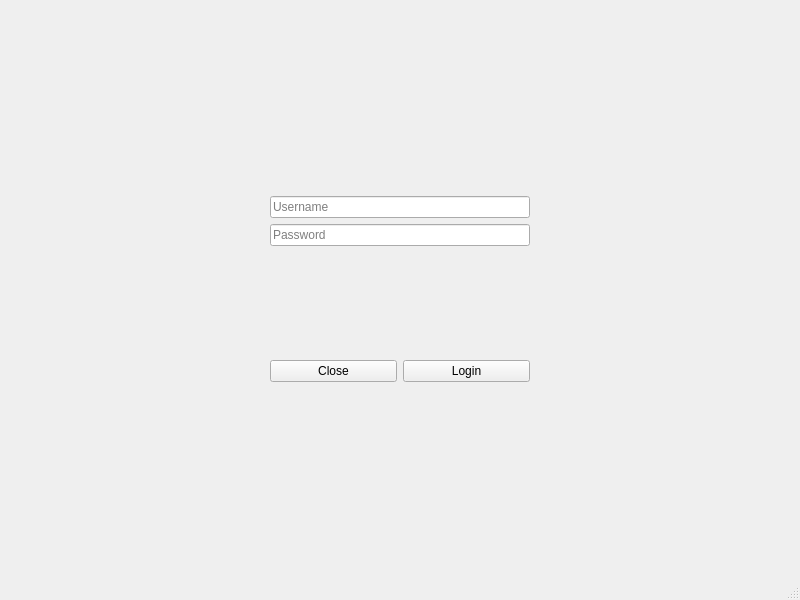
This is GroupProject/mainwindow.ui in bunosbuddles/CS1C_GroupRepository as Qt 5 draws it before an edit. The edited form follows.
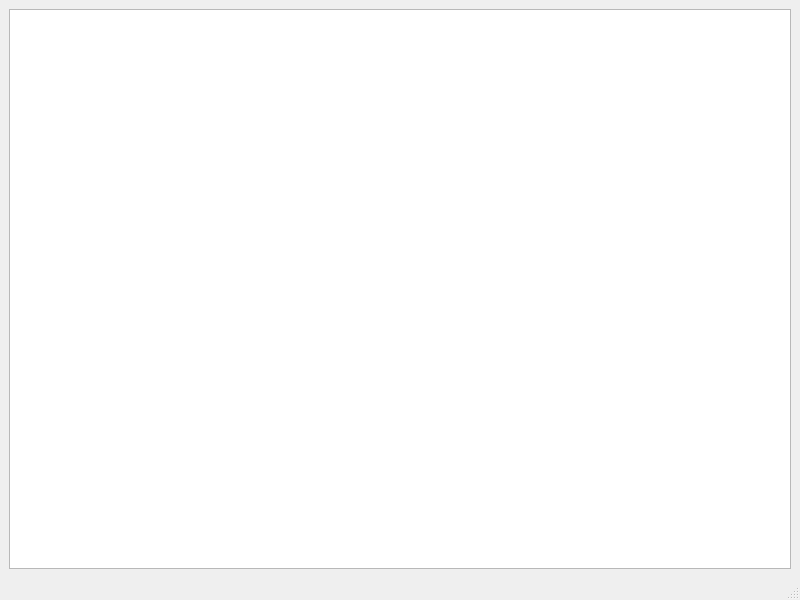
This is the edited form.

The edit to the form file:
```diff
--- a/GroupProject/mainwindow.ui
+++ b/GroupProject/mainwindow.ui
@@ -16,126 +16,7 @@
   <widget class="QWidget" name="centralwidget">
    <layout class="QVBoxLayout" name="verticalLayout_4">
     <item>
-     <layout class="QHBoxLayout" name="horizontalLayout_2">
-      <item>
-       <spacer name="horizontalSpacer">
-        <property name="orientation">
-         <enum>Qt::Horizontal</enum>
-        </property>
-        <property name="sizeHint" stdset="0">
-         <size>
-          <width>40</width>
-          <height>20</height>
-         </size>
-        </property>
-       </spacer>
-      </item>
-      <item>
-       <layout class="QVBoxLayout" name="verticalLayout_3">
-        <item>
-         <spacer name="verticalSpacer_3">
-          <property name="orientation">
-           <enum>Qt::Vertical</enum>
-          </property>
-          <property name="sizeHint" stdset="0">
-           <size>
-            <width>20</width>
-            <height>40</height>
-           </size>
-          </property>
-         </spacer>
-        </item>
-        <item>
-         <layout class="QVBoxLayout" name="verticalLayout_2">
-          <item>
-           <layout class="QVBoxLayout" name="verticalLayout">
-            <item>
-             <widget class="QLineEdit" name="lineEdit_2">
-              <property name="text">
-               <string/>
-              </property>
-              <property name="placeholderText">
-               <string>Username</string>
-              </property>
-             </widget>
-            </item>
-            <item>
-             <widget class="QLineEdit" name="lineEdit">
-              <property name="inputMask">
-               <string/>
-              </property>
-              <property name="text">
-               <string/>
-              </property>
-              <property name="placeholderText">
-               <string>Password</string>
-              </property>
-             </widget>
-            </item>
-           </layout>
-          </item>
-          <item>
-           <spacer name="verticalSpacer">
-            <property name="orientation">
-             <enum>Qt::Vertical</enum>
-            </property>
-            <property name="sizeHint" stdset="0">
-             <size>
-              <width>20</width>
-              <height>40</height>
-             </size>
-            </property>
-           </spacer>
-          </item>
-          <item>
-           <layout class="QHBoxLayout" name="horizontalLayout">
-            <item>
-             <widget class="QPushButton" name="pushButton">
-              <property name="text">
-               <string>Close</string>
-              </property>
-             </widget>
-            </item>
-            <item>
-             <widget class="QPushButton" name="pushButton_2">
-              <property name="text">
-               <string>Login</string>
-              </property>
-             </widget>
-            </item>
-           </layout>
-          </item>
-         </layout>
-        </item>
-        <item>
-         <spacer name="verticalSpacer_2">
-          <property name="orientation">
-           <enum>Qt::Vertical</enum>
-          </property>
-          <property name="sizeHint" stdset="0">
-           <size>
-            <width>20</width>
-            <height>40</height>
-           </size>
-          </property>
-         </spacer>
-        </item>
-       </layout>
-      </item>
-      <item>
-       <spacer name="horizontalSpacer_2">
-        <property name="orientation">
-         <enum>Qt::Horizontal</enum>
-        </property>
-        <property name="sizeHint" stdset="0">
-         <size>
-          <width>40</width>
-          <height>20</height>
-         </size>
-        </property>
-       </spacer>
-      </item>
-     </layout>
+     <widget class="QListWidget" name="listWidget"/>
     </item>
    </layout>
   </widget>
```
Left out of the diff: 19 changed lines with no effect on the pictures.
